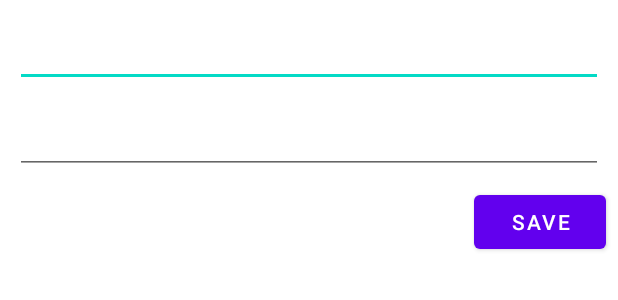
After one commit to MikolajCieslik/Habitary, an Android app: the layout edit_habit.xml on its own in the app's theme, with its tools: preview values and no code run, on a phone screen of 412 x 824 dp. The commit adds this screen. Shown: the top 300 px of the screen. Run offline under Robolectric (Android 15) with nearby library versions, the phone set to English and light mode, and no system bars.

Commit message:
Habits improve

```diff
--- a/app/src/main/java/com/example/habitary/fragment/HabitsFragment.java
+++ b/app/src/main/java/com/example/habitary/fragment/HabitsFragment.java
@@ -1,13 +1,10 @@
 package com.example.habitary.fragment;
-
-import static android.content.ContentValues.TAG;
 
 import android.os.Bundle;
 import android.util.Log;
 import android.view.LayoutInflater;
 import android.view.View;
 import android.view.ViewGroup;
-import android.widget.Button;
 
 import androidx.annotation.NonNull;
 import androidx.annotation.Nullable;
--- a/app/src/main/java/com/example/habitary/fragment/MyTasksFragment.java
+++ b/app/src/main/java/com/example/habitary/fragment/MyTasksFragment.java
@@ -8,6 +8,7 @@ import androidx.annotation.NonNull;
 import androidx.annotation.Nullable;
 import androidx.fragment.app.Fragment;
 import androidx.lifecycle.LifecycleOwner;
+import androidx.recyclerview.widget.ItemTouchHelper;
 import androidx.recyclerview.widget.LinearLayoutManager;
 import androidx.recyclerview.widget.RecyclerView;
 
@@ -16,6 +17,7 @@ import android.view.LayoutInflater;
 import android.view.View;
 import android.view.ViewGroup;
 
+import com.example.habitary.HelperTask;
 import com.example.habitary.MainActivity;
 import com.example.habitary.R;
 import com.example.habitary.TaskRVAdapter;
@@ -60,7 +62,8 @@ public class MyTasksFragment extends Fragment {
 
 
         rv.setAdapter(taskAdapter);
-
+        ItemTouchHelper itemTouchHelper = new ItemTouchHelper(new HelperTask(taskAdapter));
+        itemTouchHelper.attachToRecyclerView(rv);
         EventChangeListener();
 
         return rootView;
--- /dev/null
+++ b/app/src/main/res/drawable/ic_baseline_edit_24.xml
@@ -0,0 +1,5 @@
+<vector android:height="24dp" android:tint="#FFFFFF"
+    android:viewportHeight="24" android:viewportWidth="24"
+    android:width="24dp" xmlns:android="http://schemas.android.com/apk/res/android">
+    <path android:fillColor="@android:color/white" android:pathData="M3,17.25V21h3.75L17.81,9.94l-3.75,-3.75L3,17.25zM20.71,7.04c0.39,-0.39 0.39,-1.02 0,-1.41l-2.34,-2.34c-0.39,-0.39 -1.02,-0.39 -1.41,0l-1.83,1.83 3.75,3.75 1.83,-1.83z"/>
+</vector>
--- /dev/null
+++ b/app/src/main/res/layout/edit_habit.xml
@@ -0,0 +1,41 @@
+<?xml version="1.0" encoding="utf-8"?>
+<androidx.constraintlayout.widget.ConstraintLayout xmlns:android="http://schemas.android.com/apk/res/android"
+    xmlns:app="http://schemas.android.com/apk/res-auto"
+    xmlns:tools="http://schemas.android.com/tools"
+    android:layout_width="match_parent"
+    android:layout_height="match_parent"
+    tools:context=".EditHabit">
+
+    <EditText
+        android:id="@+id/habit_edit_name"
+        android:layout_width="match_parent"
+        android:layout_height="wrap_content"
+        android:layout_margin="10dp"
+        android:minHeight="48dp"
+        app:layout_constraintEnd_toEndOf="parent"
+        app:layout_constraintHorizontal_bias="0.5"
+        app:layout_constraintStart_toStartOf="parent"
+        app:layout_constraintTop_toTopOf="parent"
+        tools:ignore="SpeakableTextPresentCheck" />
+
+    <EditText
+        android:id="@+id/habit_edit_description"
+        android:layout_width="match_parent"
+        android:layout_height="wrap_content"
+        android:layout_margin="10dp"
+        android:minHeight="48dp"
+        app:layout_constraintEnd_toEndOf="parent"
+        app:layout_constraintTop_toBottomOf="@+id/habit_edit_name"
+        tools:ignore="SpeakableTextPresentCheck" />
+
+    <Button
+        android:id="@+id/save_btn"
+        android:layout_width="wrap_content"
+        android:layout_height="wrap_content"
+        android:layout_marginTop="8dp"
+        android:layout_marginEnd="8dp"
+        android:text="Save"
+        app:layout_constraintEnd_toEndOf="parent"
+        app:layout_constraintTop_toBottomOf="@+id/habit_edit_description" />
+
+</androidx.constraintlayout.widget.ConstraintLayout>
```
Also changed, not shown: app/src/main/java/com/example/habitary/EditHabit.java (added, +131 -0 lines), app/src/main/java/com/example/habitary/HabitRVAdapter.java (+16 -2 lines), app/src/main/java/com/example/habitary/HelperTask.java (added, +82 -0 lines), app/src/main/java/com/example/habitary/TaskRVAdapter.java (+4 -14 lines), app/src/main/java/com/example/habitary/model/Habit.java (+8 -0 lines), app/src/main/res/layout/each_habit.xml (+7 -0 lines), app/src/main/res/layout/tasks_rv.xml (+1 -8 lines).
